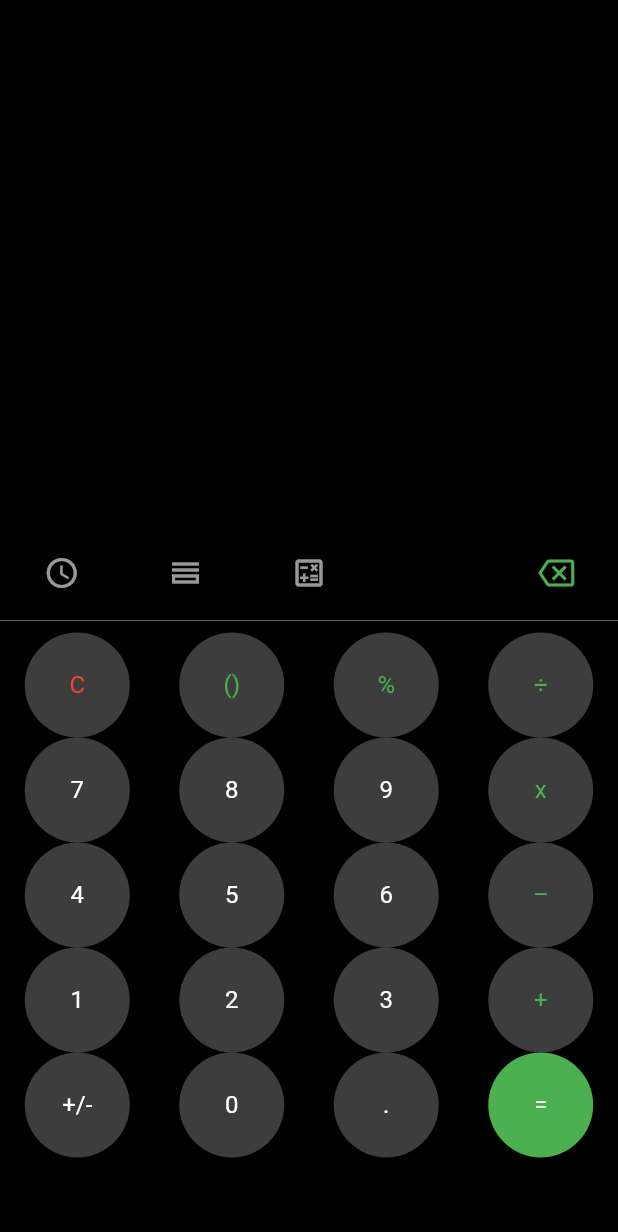
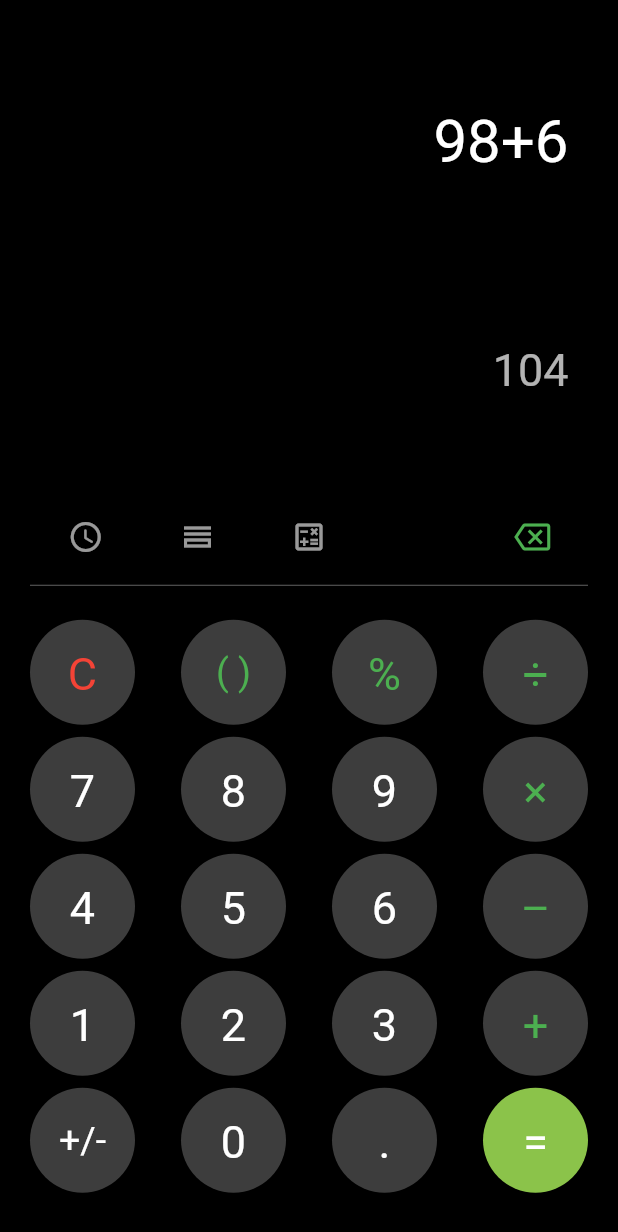
Before and after one commit to PoornaSenadheera100/Calculator-Flutter-App, a Flutter app: the screen it shows after launch, on a phone screen of 412 x 824 dp. Shown: the top 1232 px of the screen. Run offline on Flutter 3.47's test engine with Material 2 defaults, Android fonts, the phone set to English and light mode, and no system bars.

Commit message:
Finished the design

```diff
--- a/lib/screens/calculator_main_screen.dart
+++ b/lib/screens/calculator_main_screen.dart
@@ -8,6 +8,17 @@ class CalculatorMainScreen extends StatefulWidget {
 }
 
 class _CalculatorMainScreenState extends State<CalculatorMainScreen> {
+  final TextEditingController _mainUserInputController = TextEditingController();
+  final TextEditingController _resultController = TextEditingController();
+
+  @override
+  void initState() {
+    // TODO: implement initState
+    super.initState();
+    _mainUserInputController.text = '98+6';   // for testing purposes
+    _resultController.text = '104';           // for testing purposes
+  }
+
   @override
   Widget build(BuildContext context) {
     return Scaffold(
@@ -16,39 +27,89 @@ class _CalculatorMainScreenState extends State<CalculatorMainScreen> {
         children: [
           Row(
             children: [
-              Flexible(child: TextField())
+              Flexible(
+                  child: Padding(
+                padding: const EdgeInsets.all(30.0),
+                child: TextField(
+                  decoration: const InputDecoration(
+                    border: InputBorder.none
+                  ),
+                  controller: _mainUserInputController,
+                  style: const TextStyle(color: Colors.white, fontSize: 40.0),
+                  keyboardType: TextInputType.none,
+                  textDirection: TextDirection.rtl,
+                ),
+              ))
             ],
           ),
           Row(
             children: [
-              Flexible(child: TextField())
+              Flexible(
+                  child: Padding(
+                    padding: const EdgeInsets.symmetric(horizontal: 30.0),
+                    child: TextField(
+                      enabled: false,
+                controller: _resultController,
+                style: const TextStyle(color: Colors.white70, fontSize: 30.0),
+                      textDirection: TextDirection.rtl,
+              ),
+                  ))
             ],
           ),
           Container(
+            padding: const EdgeInsets.symmetric(horizontal: 20.0),
             child: Column(
               children: [
                 Row(
+                  mainAxisAlignment: MainAxisAlignment.spaceAround,
                   children: [
-                    IconButton(onPressed: (){}, icon: Icon(Icons.access_time_rounded, color: Colors.white60,)),
-                    IconButton(onPressed: (){}, icon: Icon(Icons.horizontal_split_outlined, color: Colors.white60,)),
-                    IconButton(onPressed: (){}, icon: Icon(Icons.calculate_outlined, color: Colors.white60,)),
-                    IconButton(onPressed: (){}, icon: Icon(null)),
-                    IconButton(onPressed: (){}, icon: Icon(Icons.backspace_outlined, color: Colors.green,)),
+                    IconButton(
+                        onPressed: () {},
+                        icon: const Icon(
+                          Icons.access_time_rounded,
+                          color: Colors.white60,
+                        )),
+                    IconButton(
+                        onPressed: () {},
+                        icon: const Icon(
+                          Icons.horizontal_split_outlined,
+                          color: Colors.white60,
+                        )),
+                    IconButton(
+                        onPressed: () {},
+                        icon: const Icon(
+                          Icons.calculate_outlined,
+                          color: Colors.white60,
+                        )),
+                    IconButton(onPressed: () {}, icon: const Icon(null)),
+                    IconButton(
+                        onPressed: () {},
+                        icon: const Icon(
+                          Icons.backspace_outlined,
+                          color: Colors.green,
+                        )),
                   ],
-                  mainAxisAlignment: MainAxisAlignment.spaceAround,
                 ),
-                Divider(color: Colors.white38,),
-                Row(
-                  mainAxisAlignment: MainAxisAlignment.spaceAround,
+                const Padding(
+                  padding: EdgeInsets.only(bottom: 15.0),
+                  child: Divider(
+                    color: Colors.white38,
+                  ),
+                ),
+                Padding(
+                  padding: const EdgeInsets.only(bottom: 8.0),
+                  child: Row(
+                    mainAxisAlignment: MainAxisAlignment.spaceBetween,
                     children: [
                       CircleAvatar(
                         radius: 35.0,
                         backgroundColor: Colors.white24,
                         child: IconButton(
                             onPressed: () {},
-                          icon: Text(
+                            icon: const Text(
                               "C",
-                            style: TextStyle(color: Colors.red),
+                              style:
+                                  TextStyle(color: Colors.red, fontSize: 30.0),
                             )),
                       ),
                       CircleAvatar(
@@ -56,9 +117,10 @@ class _CalculatorMainScreenState extends State<CalculatorMainScreen> {
                         backgroundColor: Colors.white24,
                         child: IconButton(
                             onPressed: () {},
-                          icon: Text(
-                            "()",
-                            style: TextStyle(color: Colors.green),
+                            icon: const Text(
+                              "( )",
+                              style: TextStyle(
+                                  color: Colors.green, fontSize: 25.0),
                             )),
                       ),
                       CircleAvatar(
@@ -66,9 +128,10 @@ class _CalculatorMainScreenState extends State<CalculatorMainScreen> {
                         backgroundColor: Colors.white24,
                         child: IconButton(
                             onPressed: () {},
-                          icon: Text(
+                            icon: const Text(
                               "%",
-                            style: TextStyle(color: Colors.green),
+                              style: TextStyle(
+                                  color: Colors.green, fontSize: 30.0),
                             )),
                       ),
                       CircleAvatar(
@@ -76,24 +139,29 @@ class _CalculatorMainScreenState extends State<CalculatorMainScreen> {
                         backgroundColor: Colors.white24,
                         child: IconButton(
                             onPressed: () {},
-                          icon: Text(
+                            icon: const Text(
                               "÷",
-                            style: TextStyle(color: Colors.green),
+                              style: TextStyle(
+                                  color: Colors.green, fontSize: 30.0),
                             )),
                       ),
                     ],
                   ),
-                Row(
-                  mainAxisAlignment: MainAxisAlignment.spaceAround,
+                ),
+                Padding(
+                  padding: const EdgeInsets.only(bottom: 8.0),
+                  child: Row(
+                    mainAxisAlignment: MainAxisAlignment.spaceBetween,
                     children: [
                       CircleAvatar(
                         radius: 35.0,
                         backgroundColor: Colors.white24,
                         child: IconButton(
                             onPressed: () {},
-                          icon: Text(
+                            icon: const Text(
                               "7",
-                            style: TextStyle(color: Colors.white),
+                              style: TextStyle(
+                                  color: Colors.white, fontSize: 30.0),
                             )),
                       ),
                       CircleAvatar(
@@ -101,9 +169,10 @@ class _CalculatorMainScreenState extends State<CalculatorMainScreen> {
                         backgroundColor: Colors.white24,
                         child: IconButton(
                             onPressed: () {},
-                          icon: Text(
+                            icon: const Text(
                               "8",
-                            style: TextStyle(color: Colors.white),
+                              style: TextStyle(
+                                  color: Colors.white, fontSize: 30.0),
                             )),
                       ),
                       CircleAvatar(
@@ -111,9 +180,10 @@ class _CalculatorMainScreenState extends State<CalculatorMainScreen> {
                         backgroundColor: Colors.white24,
                         child: IconButton(
                             onPressed: () {},
-                          icon: Text(
+                            icon: const Text(
                               "9",
-                            style: TextStyle(color: Colors.white),
+                              style: TextStyle(
+                                  color: Colors.white, fontSize: 30.0),
                             )),
                       ),
                       CircleAvatar(
@@ -121,24 +191,29 @@ class _CalculatorMainScreenState extends State<CalculatorMainScreen> {
                         backgroundColor: Colors.white24,
                         child: IconButton(
                             onPressed: () {},
-                          icon: Text(
-                            "x",
-                            style: TextStyle(color: Colors.green),
+                            icon: const Text(
+                              "×",
+                              style: TextStyle(
+                                  color: Colors.green, fontSize: 30.0),
                             )),
                       ),
                     ],
                   ),
-                Row(
-                  mainAxisAlignment: MainAxisAlignment.spaceAround,
+                ),
+                Padding(
+                  padding: const EdgeInsets.only(bottom: 8.0),
+                  child: Row(
+                    mainAxisAlignment: MainAxisAlignment.spaceBetween,
                     children: [
                       CircleAvatar(
                         radius: 35.0,
                         backgroundColor: Colors.white24,
                         child: IconButton(
                             onPressed: () {},
-                          icon: Text(
+                            icon: const Text(
                               "4",
-                            style: TextStyle(color: Colors.white),
+                              style: TextStyle(
+                                  color: Colors.white, fontSize: 30.0),
                             )),
                       ),
                       CircleAvatar(
@@ -146,9 +221,10 @@ class _CalculatorMainScreenState extends State<CalculatorMainScreen> {
                         backgroundColor: Colors.white24,
                         child: IconButton(
                             onPressed: () {},
-                          icon: Text(
+                            icon: const Text(
                               "5",
-                            style: TextStyle(color: Colors.white),
+                              style: TextStyle(
+                                  color: Colors.white, fontSize: 30.0),
                             )),
                       ),
                       CircleAvatar(
@@ -156,9 +232,10 @@ class _CalculatorMainScreenState extends State<CalculatorMainScreen> {
                         backgroundColor: Colors.white24,
                         child: IconButton(
                             onPressed: () {},
-                          icon: Text(
+                            icon: const Text(
                               "6",
-                            style: TextStyle(color: Colors.white),
+                              style: TextStyle(
+                                  color: Colors.white, fontSize: 30.0),
                             )),
                       ),
                       CircleAvatar(
@@ -166,24 +243,29 @@ class _CalculatorMainScreenState extends State<CalculatorMainScreen> {
                         backgroundColor: Colors.white24,
                         child: IconButton(
                             onPressed: () {},
-                          icon: Text(
+                            icon: const Text(
                               "–",
-                            style: TextStyle(color: Colors.green),
+                              style: TextStyle(
+                                  color: Colors.green, fontSize: 30.0),
                             )),
                       ),
                     ],
                   ),
-                Row(
-                  mainAxisAlignment: MainAxisAlignment.spaceAround,
+                ),
+                Padding(
+                  padding: const EdgeInsets.only(bottom: 8.0),
+                  child: Row(
+                    mainAxisAlignment: MainAxisAlignment.spaceBetween,
                     children: [
                       CircleAvatar(
                         radius: 35.0,
                         backgroundColor: Colors.white24,
                         child: IconButton(
                             onPressed: () {},
-                          icon: Text(
+                            icon: const Text(
                               "1",
-                            style: TextStyle(color: Colors.white),
+                              style: TextStyle(
+                                  color: Colors.white, fontSize: 30.0),
                             )),
                       ),
                       CircleAvatar(
@@ -191,9 +273,10 @@ class _CalculatorMainScreenState extends State<CalculatorMainScreen> {
                         backgroundColor: Colors.white24,
                         child: IconButton(
                             onPressed: () {},
-                          icon: Text(
+                            icon: const Text(
                               "2",
-                            style: TextStyle(color: Colors.white),
+                              style: TextStyle(
+                                  color: Colors.white, fontSize: 30.0),
                             )),
                       ),
                       CircleAvatar(
@@ -201,9 +284,10 @@ class _CalculatorMainScreenState extends State<CalculatorMainScreen> {
                         backgroundColor: Colors.white24,
                         child: IconButton(
                             onPressed: () {},
-                          icon: Text(
+                            icon: const Text(
                               "3",
-                            style: TextStyle(color: Colors.white),
+                              style: TextStyle(
+                                  color: Colors.white, fontSize: 30.0),
                             )),
                       ),
                       CircleAvatar(
@@ -211,24 +295,27 @@ class _CalculatorMainScreenState extends State<CalculatorMainScreen> {
                         backgroundColor: Colors.white24,
                         child: IconButton(
                             onPressed: () {},
-                          icon: Text(
+                            icon: const Text(
                               "+",
-                            style: TextStyle(color: Colors.green),
+                              style: TextStyle(
+                                  color: Colors.green, fontSize: 30.0),
                             )),
                       ),
                     ],
                   ),
+                ),
                 Row(
-                  mainAxisAlignment: MainAxisAlignment.spaceAround,
+                  mainAxisAlignment: MainAxisAlignment.spaceBetween,
                   children: [
                     CircleAvatar(
                       radius: 35.0,
                       backgroundColor: Colors.white24,
                       child: IconButton(
                           onPressed: () {},
-                          icon: Text(
+                          icon: const Text(
                             "+/-",
-                            style: TextStyle(color: Colors.white),
+                            style:
+                                TextStyle(color: Colors.white, fontSize: 25.0),
                           )),
                     ),
                     CircleAvatar(
@@ -236,9 +323,10 @@ class _CalculatorMainScreenState extends State<CalculatorMainScreen> {
                       backgroundColor: Colors.white24,
                       child: IconButton(
                           onPressed: () {},
-                          icon: Text(
+                          icon: const Text(
                             "0",
-                            style: TextStyle(color: Colors.white),
+                            style:
+                                TextStyle(color: Colors.white, fontSize: 30.0),
                           )),
                     ),
                     CircleAvatar(
@@ -246,20 +334,21 @@ class _CalculatorMainScreenState extends State<CalculatorMainScreen> {
                       backgroundColor: Colors.white24,
                       child: IconButton(
                           onPressed: () {},
-                          icon: Text(
+                          icon: const Text(
                             ".",
-                            style: TextStyle(color: Colors.white),
+                            style:
+                                TextStyle(color: Colors.white, fontSize: 30.0),
                           )),
                     ),
                     CircleAvatar(
                       radius: 35.0,
-                      backgroundColor: Colors.green,
+                      backgroundColor: Colors.lightGreen,
                       child: IconButton(
-                        highlightColor: Colors.red,
+                        splashColor: Colors.purple,     // Error
                         onPressed: () {},
-                        icon: Text(
+                        icon: const Text(
                           "=",
-                          style: TextStyle(color: Colors.white),
+                          style: TextStyle(color: Colors.white, fontSize: 30.0),
                         ),
                       ),
                     ),
```
Lines whose indentation alone changed are shown as unchanged.
